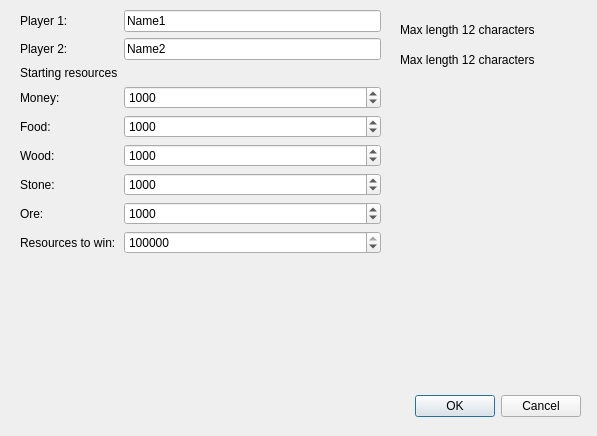
Qt form Game/begindialog.ui (apsaarinen/Ohj3) before a commit.
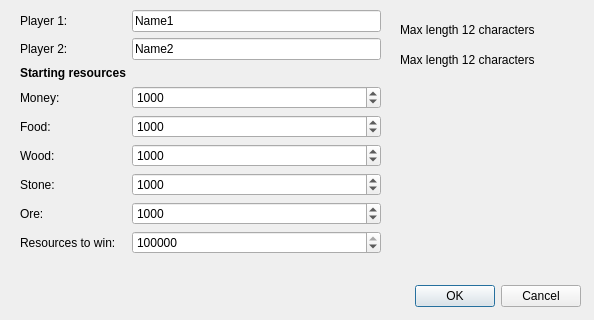
The same form after that commit.

```diff
--- a/Game/begindialog.ui
+++ b/Game/begindialog.ui
@@ -6,8 +6,8 @@
    <rect>
     <x>0</x>
     <y>0</y>
-    <width>597</width>
-    <height>436</height>
+    <width>594</width>
+    <height>320</height>
    </rect>
   </property>
   <property name="windowTitle">
@@ -16,9 +16,9 @@
   <widget class="QDialogButtonBox" name="buttonBox">
    <property name="geometry">
     <rect>
-     <x>240</x>
-     <y>390</y>
-     <width>341</width>
+     <x>410</x>
+     <y>280</y>
+     <width>171</width>
      <height>32</height>
     </rect>
    </property>
@@ -177,6 +177,12 @@
     </item>
     <item row="2" column="0">
      <widget class="QLabel" name="label_9">
+      <property name="font">
+       <font>
+        <weight>75</weight>
+        <bold>true</bold>
+       </font>
+      </property>
       <property name="text">
        <string>Starting resources</string>
       </property>
```
